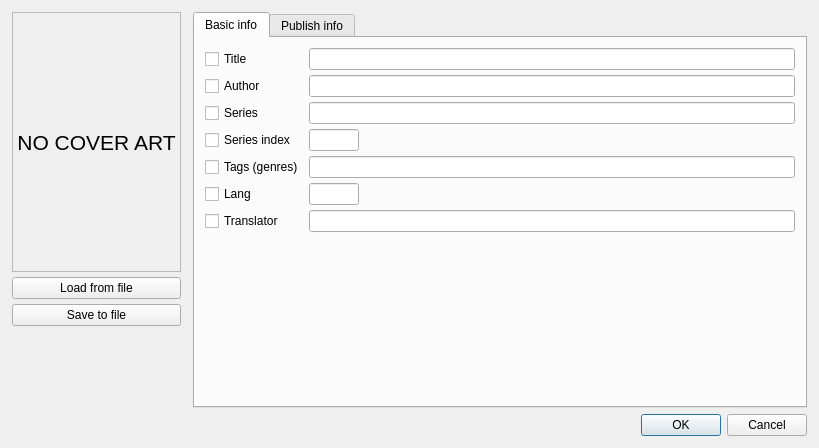
First picture: the form in src/designer/editdialog.ui, repository dnkorpushov/libro2, before the edit.
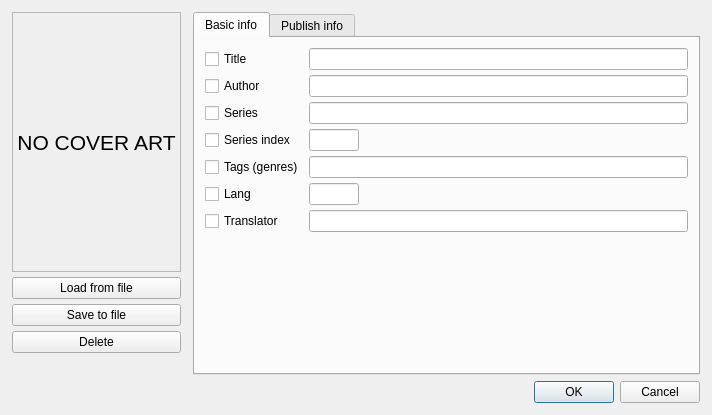
Second picture: the form after the edit. Custom widgets are drawn as their Qt base class.

Patch:
```diff
--- a/src/designer/editdialog.ui
+++ b/src/designer/editdialog.ui
@@ -6,8 +6,8 @@
    <rect>
     <x>0</x>
     <y>0</y>
-    <width>819</width>
-    <height>448</height>
+    <width>712</width>
+    <height>415</height>
    </rect>
   </property>
   <property name="windowTitle">
@@ -89,6 +89,13 @@
          </property>
         </widget>
        </item>
+       <item>
+        <widget class="QPushButton" name="btnDelete">
+         <property name="text">
+          <string>Delete</string>
+         </property>
+        </widget>
+       </item>
        <item>
         <spacer name="verticalSpacer_2">
          <property name="orientation">
```
Left out of the diff: 17 changed lines with no effect on the pictures.
